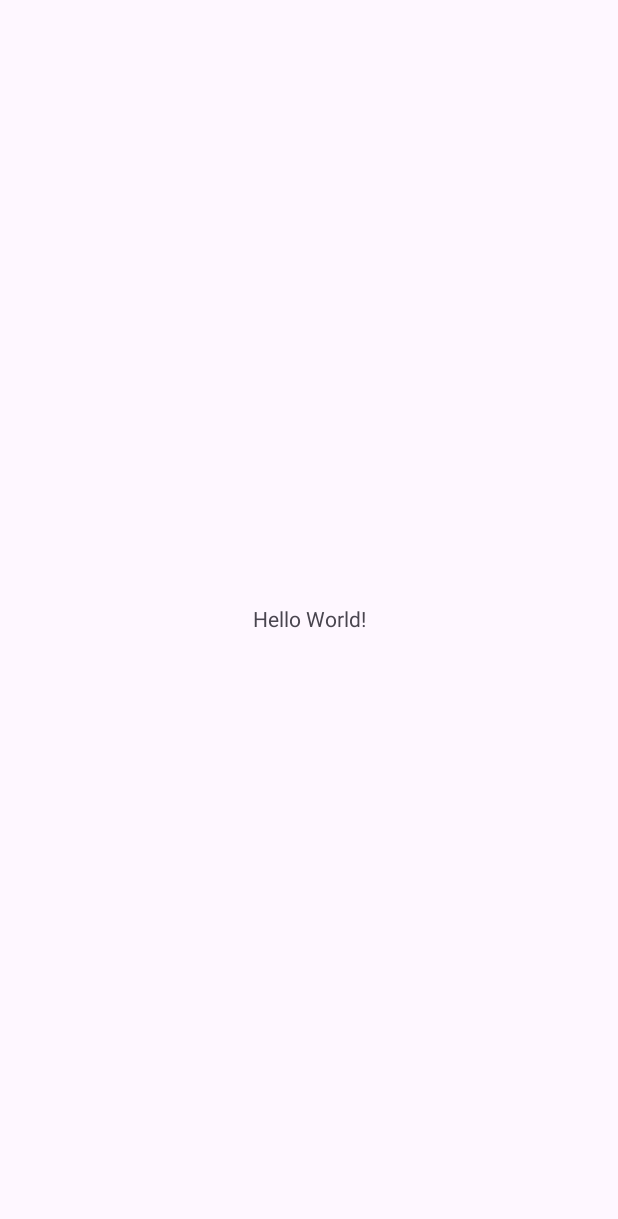
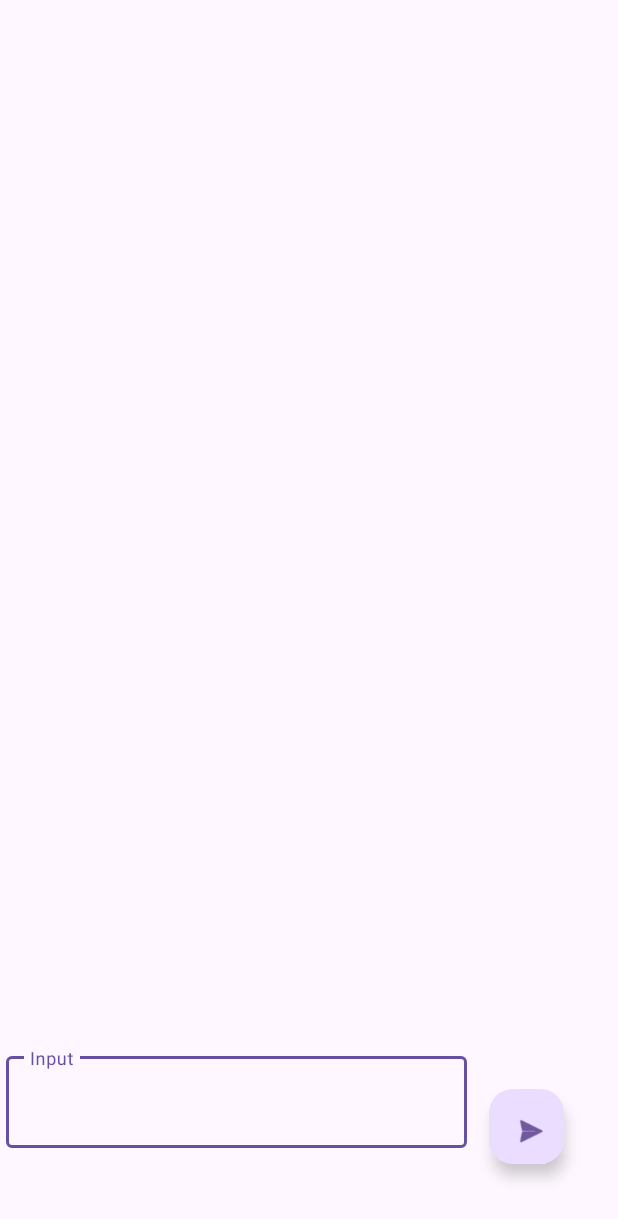
Before and after one commit to LeireSolano/ChatAndroid, an Android app: the screen it shows after launch (MainActivity), on a phone screen of 412 x 824 dp. Before the commit the part shown is almost empty. Shown: the top 1219 px of the screen. Run offline under Robolectric (Android 15) with nearby library versions, the phone set to English and light mode, and no system bars.

Commit message:
Xml de la pantalla principal (message y activitymain) simple terminado

```diff
--- a/app/src/main/res/layout/activity_main.xml
+++ b/app/src/main/res/layout/activity_main.xml
@@ -6,13 +6,55 @@
     android:layout_height="match_parent"
     tools:context=".MainActivity">
 
-    <TextView
-        android:layout_width="wrap_content"
-        android:layout_height="wrap_content"
-        android:text="Hello World!"
+    <com.google.android.material.textfield.TextInputLayout
+        android:id="@+id/textInputLayout"
+        android:layout_width="307dp"
+        android:layout_height="117dp"
+        android:layout_marginStart="1dp"
+        android:layout_marginEnd="1dp"
+        android:gravity="fill"
         app:layout_constraintBottom_toBottomOf="parent"
         app:layout_constraintEnd_toEndOf="parent"
+        app:layout_constraintHorizontal_bias="0.023"
+        app:layout_constraintStart_toStartOf="parent"
+        app:layout_constraintTop_toTopOf="parent"
+        app:layout_constraintVertical_bias="0.989">
+
+        <EditText
+            android:id="@+id/input"
+            android:layout_width="match_parent"
+            android:layout_height="61dp"
+            android:hint="Input" />
+
+    </com.google.android.material.textfield.TextInputLayout>
+
+    <ListView
+        android:id="@+id/list_of_messages"
+        android:layout_width="395dp"
+        android:layout_height="579dp"
+        android:layout_alignParentStart="true"
+        android:layout_alignParentTop="true"
+        android:layout_marginStart="8dp"
+        android:layout_marginTop="4dp"
+        android:divider="@android:color/transparent"
+        android:dividerHeight="16dp"
         app:layout_constraintStart_toStartOf="parent"
         app:layout_constraintTop_toTopOf="parent" />
 
+    <com.google.android.material.floatingactionbutton.FloatingActionButton
+        android:id="@+id/floatingActionButton"
+        android:layout_width="50dp"
+        android:layout_height="61dp"
+        android:layout_marginBottom="48dp"
+        android:layout_weight="1"
+        android:clickable="true"
+        android:padding="5sp"
+        android:textAlignment="center"
+        app:layout_constraintBottom_toBottomOf="parent"
+        app:layout_constraintEnd_toEndOf="parent"
+        app:layout_constraintHorizontal_bias="0.294"
+        app:layout_constraintStart_toEndOf="@+id/textInputLayout"
+        app:srcCompat="@android:drawable/ic_menu_send" />
+
+
 </androidx.constraintlayout.widget.ConstraintLayout>
--- a/app/src/main/res/layout/message.xml
+++ b/app/src/main/res/layout/message.xml
@@ -7,12 +7,15 @@
         android:layout_alignParentTop="true"
         android:layout_alignParentStart="true"
         android:id="@+id/message_user"
+        android:hint="Juanito"
         android:textStyle="normal|bold" />
     <TextView
         android:layout_width="wrap_content"
         android:layout_height="wrap_content"
         android:layout_alignBottom="@+id/message_user"
         android:layout_alignParentEnd="true"
+        android:hint="22/01/2023"
+
         android:id="@+id/message_time" />
     <TextView
         android:layout_width="wrap_content"
@@ -21,6 +24,7 @@
         android:layout_alignParentStart="true"
         android:layout_marginTop="5dp"
         android:id="@+id/message_text"
+        android:hint="hola"
         android:textAppearance="@style/TextAppearance.AppCompat.Body1"
         android:textSize="18sp" />
 </RelativeLayout>
```
